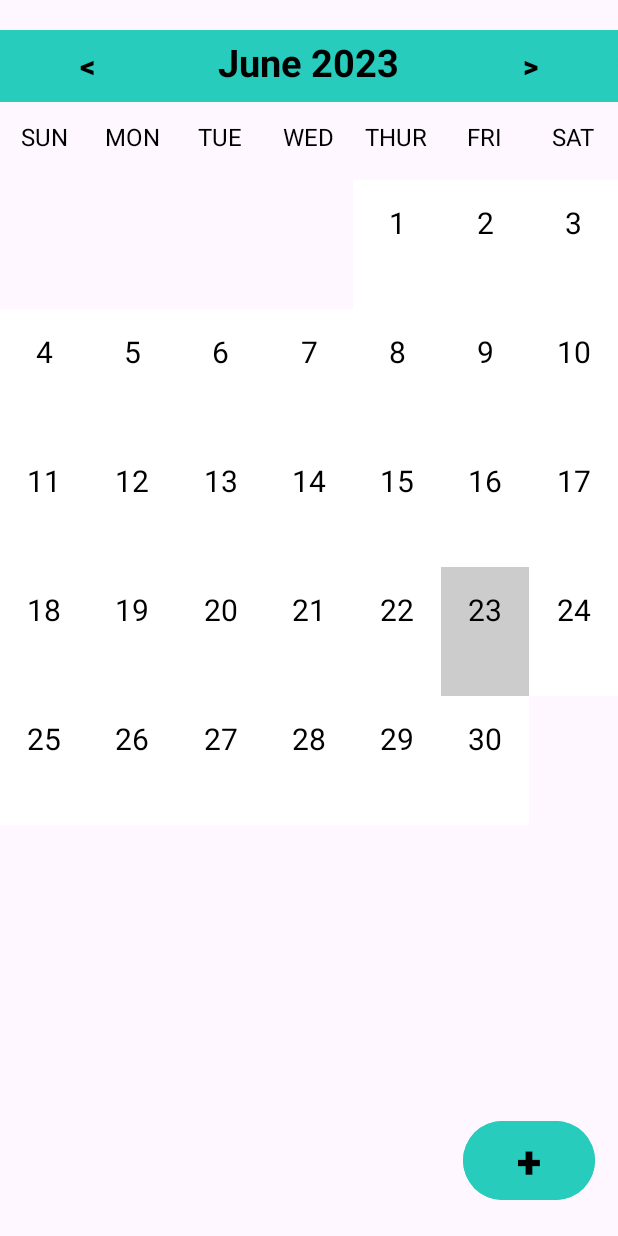
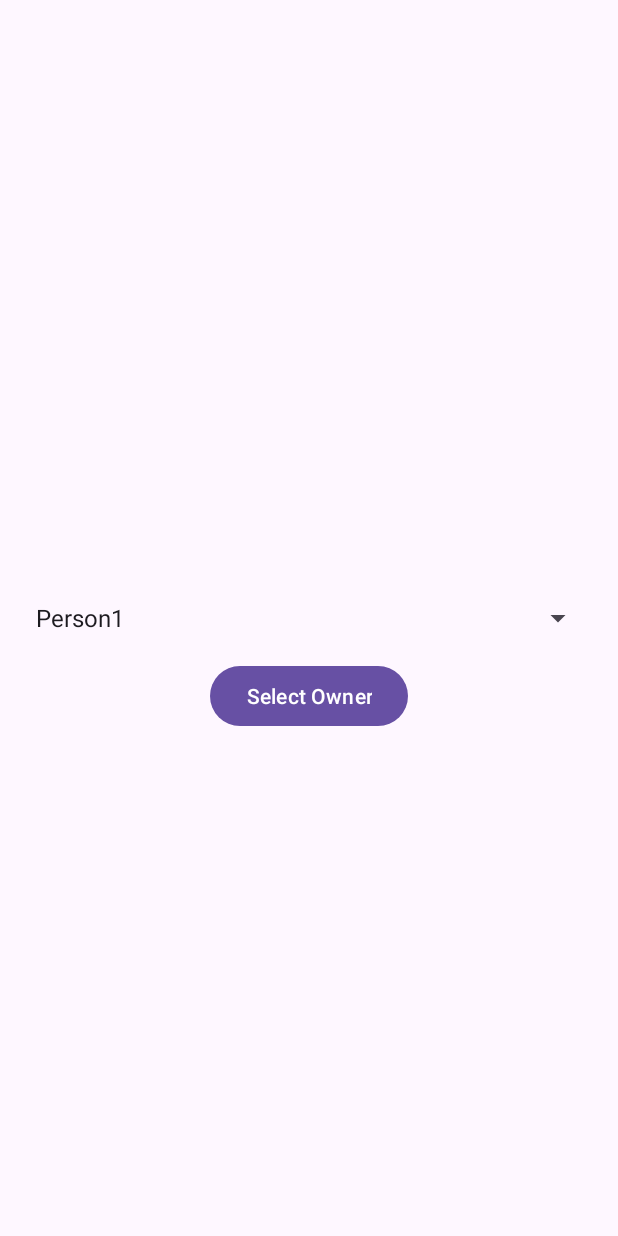
Before and after one commit to hjungwoo01/CalendarApp, an Android app: the screen it shows after launch (MainActivity before the commit, OwnerSelectionActivity after it), on a phone screen of 412 x 824 dp. Run offline under Robolectric (Android 15) with nearby library versions, the phone set to English and light mode, and no system bars.

Commit message:
added new features

```diff
--- a/app/src/main/AndroidManifest.xml
+++ b/app/src/main/AndroidManifest.xml
@@ -19,8 +19,9 @@
         <activity android:name=".EventActivity" />
         <activity android:name=".EventDetailsActivity"/>
         <activity android:name=".EventListActivity"/>
+        <activity android:name=".MainActivity"/>
         <activity
-            android:name=".MainActivity"
+            android:name=".OwnerSelectionActivity"
             android:exported="true">
             <intent-filter>
                 <action android:name="android.intent.action.MAIN" />
--- a/app/src/main/java/com/hjungwoo01/calendarapp/CalendarUtils.java
+++ b/app/src/main/java/com/hjungwoo01/calendarapp/CalendarUtils.java
@@ -1,7 +1,6 @@
 package com.hjungwoo01.calendarapp;
 
 import java.time.LocalDate;
-import java.time.LocalTime;
 import java.time.YearMonth;
 import java.time.format.DateTimeFormatter;
 import java.util.ArrayList;
--- a/app/src/main/java/com/hjungwoo01/calendarapp/CalendarViewHolder.java
+++ b/app/src/main/java/com/hjungwoo01/calendarapp/CalendarViewHolder.java
@@ -1,7 +1,6 @@
 package com.hjungwoo01.calendarapp;
 
 import android.view.View;
-import android.widget.ImageView;
 import android.widget.TextView;
 
 import androidx.annotation.NonNull;
--- a/app/src/main/java/com/hjungwoo01/calendarapp/EventActivity.java
+++ b/app/src/main/java/com/hjungwoo01/calendarapp/EventActivity.java
@@ -288,7 +288,7 @@ public class EventActivity extends AppCompatActivity {
     }
 
     private void initializeComponents() {
-        TextInputEditText inputEditText = findViewById(R.id.form_textFieldEventName);
+        TextInputEditText inputEditEventName = findViewById(R.id.form_textFieldEventName);
         TextInputEditText inputEditEventMemo = findViewById(R.id.form_textFieldEventMemo);
         MaterialButton buttonSave = findViewById(R.id.form_buttonSave);
 
@@ -306,7 +306,7 @@ public class EventActivity extends AppCompatActivity {
                 endMinute = 59;
             }
 
-            String eventName = String.valueOf(inputEditText.getText());
+            String eventName = String.valueOf(inputEditEventName.getText());
             String eventMemo = String.valueOf(inputEditEventMemo.getText());
             String eventStart = this.eventStartString();
             String eventEnd = this.eventEndString();
@@ -324,6 +324,7 @@ public class EventActivity extends AppCompatActivity {
             }
 
             Event event = new Event();
+            event.setOwner(OwnerSelectionActivity.getSelectedOwner());
             event.setEventName(eventName);
             event.setEventMemo(eventMemo);
             event.setEventStart(eventStart);
--- /dev/null
+++ b/app/src/main/java/com/hjungwoo01/calendarapp/OwnerSelectionActivity.java
@@ -0,0 +1,54 @@
+package com.hjungwoo01.calendarapp;
+
+import android.content.Intent;
+import android.os.Bundle;
+import android.view.View;
+import android.widget.AdapterView;
+import android.widget.ArrayAdapter;
+import android.widget.Button;
+import android.widget.Spinner;
+
+import androidx.appcompat.app.AppCompatActivity;
+
+public class OwnerSelectionActivity extends AppCompatActivity implements AdapterView.OnItemSelectedListener {
+    public static String selectedOwner;
+
+    @Override
+    protected void onCreate(Bundle savedInstanceState) {
+        super.onCreate(savedInstanceState);
+        setContentView(R.layout.activity_owner_selection);
+
+        Button selectOwnerButton = findViewById(R.id.select_owner_button);
+        Spinner ownerSpinner = findViewById(R.id.owner_spinner);
+
+        ArrayAdapter<CharSequence> adapter = ArrayAdapter.createFromResource(this, R.array.owners, android.R.layout.simple_spinner_item);
+        adapter.setDropDownViewResource(android.R.layout.simple_spinner_dropdown_item);
+        ownerSpinner.setAdapter(adapter);
+        ownerSpinner.setOnItemSelectedListener(this);
+
+        selectOwnerButton.setOnClickListener(new View.OnClickListener() {
+            @Override
+            public void onClick(View v) {
+                // Start MainActivity and pass the selected owner ID
+                Intent intent = new Intent(OwnerSelectionActivity.this, MainActivity.class);
+                intent.putExtra("selected_owner", selectedOwner);
+                startActivity(intent);
+                finish();
+            }
+        });
+    }
+
+    @Override
+    public void onItemSelected(AdapterView<?> parent, View view, int position, long id) {
+        selectedOwner = parent.getItemAtPosition(position).toString();
+    }
+
+    @Override
+    public void onNothingSelected(AdapterView<?> parent) {
+        selectedOwner = "Person1";
+    }
+
+    public static String getSelectedOwner() {
+        return selectedOwner;
+    }
+}
--- a/app/src/main/java/com/hjungwoo01/calendarapp/retrofit/EventApi.java
+++ b/app/src/main/java/com/hjungwoo01/calendarapp/retrofit/EventApi.java
@@ -16,6 +16,8 @@ public interface EventApi {
     @GET("/db_calendar/scheduler/get-all")
     Call<List<Event>> getAllEvents();
 
+    @GET("/db_calendar/scheduler/get-by-owner/{owner}")
+    Call<List<Event>> getEventsByOwner(@Path("owner") String owner);
     @GET("/db_calendar/scheduler/get/{id}")
     Call<Event> getEvent(@Path("id") long id);
 
--- /dev/null
+++ b/app/src/main/res/layout/activity_owner_selection.xml
@@ -0,0 +1,25 @@
+<?xml version="1.0" encoding="utf-8"?>
+<RelativeLayout xmlns:android="http://schemas.android.com/apk/res/android"
+    xmlns:tools="http://schemas.android.com/tools"
+    android:layout_width="match_parent"
+    android:layout_height="match_parent"
+    android:padding="16dp">
+
+    <Spinner
+        android:id="@+id/owner_spinner"
+        android:layout_width="match_parent"
+        android:layout_height="wrap_content"
+        android:layout_centerInParent="true"
+        android:entries="@array/owners"
+        tools:ignore="HardcodedText" />
+
+    <Button
+        android:id="@+id/select_owner_button"
+        android:layout_width="wrap_content"
+        android:layout_height="wrap_content"
+        android:layout_below="@id/owner_spinner"
+        android:layout_centerHorizontal="true"
+        android:layout_marginTop="16dp"
+        android:text="@string/select_owner" />
+
+</RelativeLayout>
--- a/app/src/main/res/values/arrays.xml
+++ b/app/src/main/res/values/arrays.xml
@@ -7,4 +7,11 @@
         <item>Every Month</item>
         <item>Every Year</item>
     </string-array>
+    <string-array name="owners">
+        <item>Person1</item>
+        <item>Person2</item>
+        <item>Person3</item>
+        <item>Person4</item>
+        <item>Person5</item>
+    </string-array>
 </resources>
--- a/app/src/main/res/values/strings.xml
+++ b/app/src/main/res/values/strings.xml
@@ -26,4 +26,7 @@
     <string name="event_details">Event Details</string>
     <string name="repeat">Repeat    </string>
     <string name="end_repeat">End Repeat</string>
+    <string name="owner">Owner</string>
+    <string name="select_owner">Select Owner</string>
+    <string name="change_owner">Change Owner</string>
 </resources>
```
Also changed, not shown: app/src/main/java/com/hjungwoo01/calendarapp/CalendarAdapter.java (+17 -30 lines), app/src/main/java/com/hjungwoo01/calendarapp/EventDetailsActivity.java (+7 -9 lines), app/src/main/java/com/hjungwoo01/calendarapp/EventListActivity.java (+9 -2 lines), app/src/main/java/com/hjungwoo01/calendarapp/MainActivity.java (+27 -17 lines), app/src/main/java/com/hjungwoo01/calendarapp/model/Event.java (+58 -2 lines), app/src/main/java/com/hjungwoo01/calendarapp/model/RepeatedEvents.java (added, +65 -0 lines), app/src/main/res/layout/activity_event.xml (+5 -5 lines), app/src/main/res/layout/activity_event_details.xml (+5 -5 lines), app/src/main/res/layout/activity_main.xml (+12 -0 lines).
